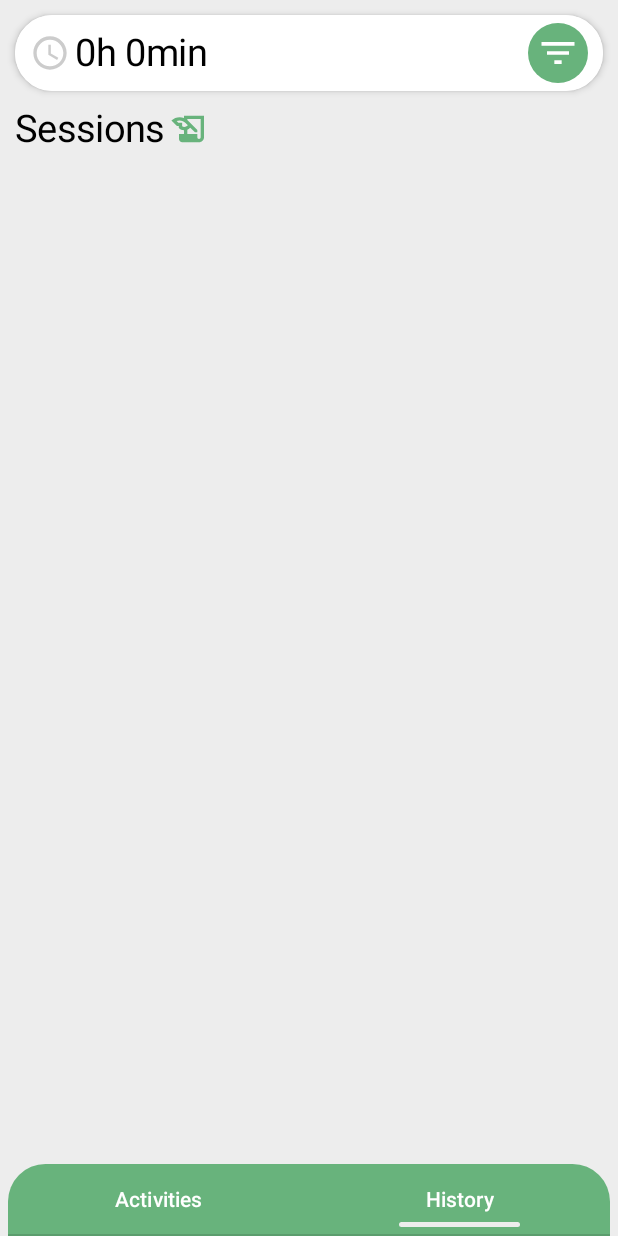
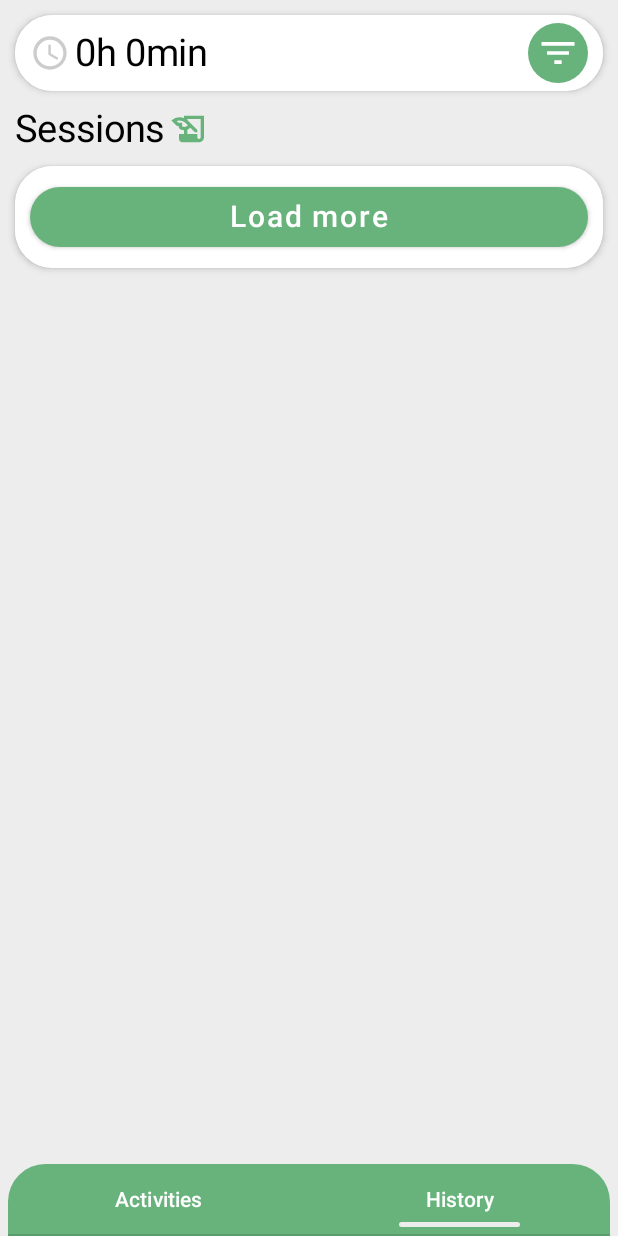
Before and after one commit to ozarski/Scoreboard, an Android app built with Jetpack Compose: the screen it shows after launch (MainActivity), item 2 of the bottom bar chosen, on a phone screen of 412 x 824 dp. Run offline under Robolectric (Android 15) with nearby library versions, the phone set to English and light mode, and no system bars; our stand-ins replace accompanist.

Commit message:
Implemented paging in HistoryTab

```diff
--- a/app/src/main/java/com/example/scoreboard/ui/HistoryTab.kt
+++ b/app/src/main/java/com/example/scoreboard/ui/HistoryTab.kt
@@ -15,6 +15,8 @@ import androidx.compose.foundation.layout.widthIn
 import androidx.compose.foundation.lazy.LazyColumn
 import androidx.compose.foundation.shape.CircleShape
 import androidx.compose.foundation.shape.RoundedCornerShape
+import androidx.compose.material.Button
+import androidx.compose.material.ButtonDefaults
 import androidx.compose.material.Card
 import androidx.compose.material.Divider
 import androidx.compose.material.Icon
@@ -36,6 +38,7 @@ import com.example.scoreboard.MainActivity
 import com.example.scoreboard.R
 import com.example.scoreboard.Tag
 import com.example.scoreboard.database.SessionTagDBService
+import com.example.scoreboard.database.StatsDBService
 import com.example.scoreboard.database.TagDBService
 import com.example.scoreboard.durationInSecondsToHoursAndMinutes
 import com.example.scoreboard.formatDate
@@ -49,6 +52,8 @@ class HistoryTab(val context: Context) : ComponentActivity() {
     private var popupSessionID = 0L
     private lateinit var tagListPick: SnapshotStateList<MutablePair<MutableState<Tag>, MutableState<Boolean>>>
     private lateinit var sessionsDuration: MutableState<Long>
+    private var page: Int = 1
+    private var pageSize: Int = 15
 
     @Composable
     fun GenerateLayout() {
@@ -185,19 +190,59 @@ class HistoryTab(val context: Context) : ComponentActivity() {
                         modifier = Modifier.fillMaxWidth(0.95f)
                     )
                 }
+                item{
+                    LoadMoreSessionsButton {
+                        loadMoreSessions(sessions)
+                    }
+                }
             }
         }
     }
 
+    @Composable
+    fun LoadMoreSessionsButton(loadRunnable: () -> Unit){
+        Button(
+            onClick = {
+                loadRunnable()
+            },
+            modifier = Modifier
+                .fillMaxWidth()
+                .padding(10.dp),
+            shape = RoundedCornerShape(25.dp),
+            colors = ButtonDefaults.buttonColors(
+                backgroundColor = Color(context.getColor(R.color.main_ui_buttons_color))
+            )
+        ) {
+            Text(
+                text = "Load more",
+                fontSize = 20.sp,
+                color = Color.White
+            )
+        }
+    }
+
     private fun updateSessions(sessions: SnapshotStateList<Session>) {
+        page = 1
+        println("page number is $page")
+        val pickedIDs = tagListPick.filter { it.right.value }.map { it.left.value.id }
         var tempSessions =
-            SessionTagDBService(context).getSessionsForTagIDs(tagListPick.filter { it.right.value }
-                .map { it.left.value.id })
+            SessionTagDBService(context).getSessionsForTagIDs(pickedIDs, page, pageSize)
+        page++
         tempSessions = tempSessions.sortedByDescending { it.getDate().timeInMillis }
         sessions.clear()
         sessions.addAll(tempSessions)
-        sessionsDuration.value = sessions.sumOf { it.getDuration() }
+        sessionsDuration.value = StatsDBService(context).getDurationForSessionsWithTags(pickedIDs)
         MainActivity.sessionsListUpdate.value = false
+    }
+
+    private fun loadMoreSessions(sessions: SnapshotStateList<Session>){
+        val pickedIDs = tagListPick.filter { it.right.value }.map { it.left.value.id }
+        var tempSessions =
+            SessionTagDBService(context).getSessionsForTagIDs(pickedIDs, page, pageSize)
+        page++
+        tempSessions = tempSessions.sortedByDescending { it.getDate().timeInMillis }
+        sessions.addAll(tempSessions)
+        sessionsDuration.value = StatsDBService(context).getDurationForSessionsWithTags(pickedIDs)
     }
 
     private fun reloadTags() {
```
Also changed, not shown: app/src/main/java/com/example/scoreboard/database/StatsDBService.kt (+12 -7 lines), app/src/main/java/com/example/scoreboard/popups/FilterHistoryPopup.kt (+16 -7 lines), 1 other file.
